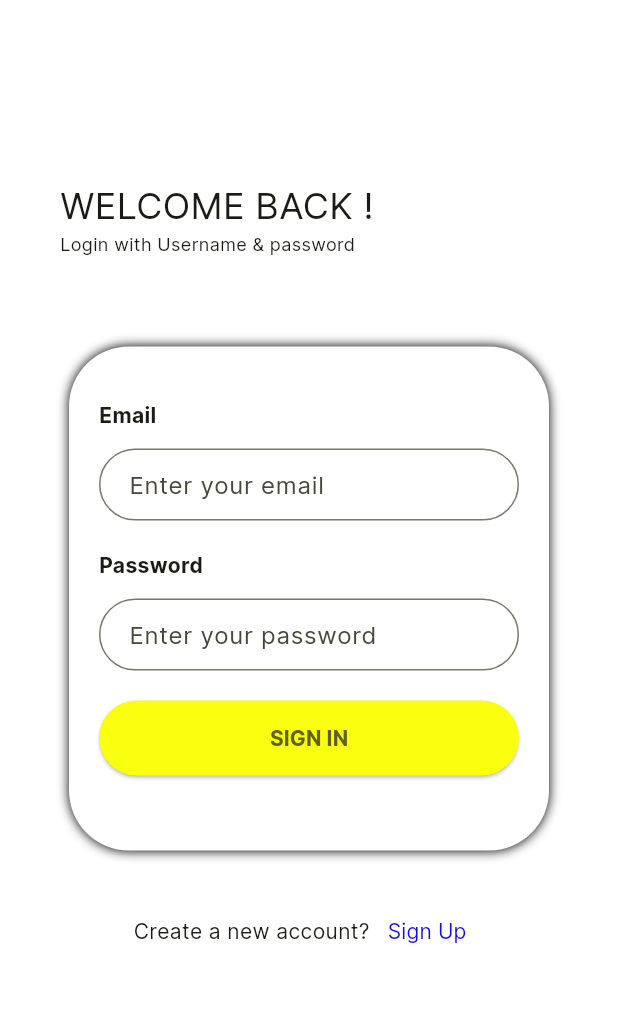
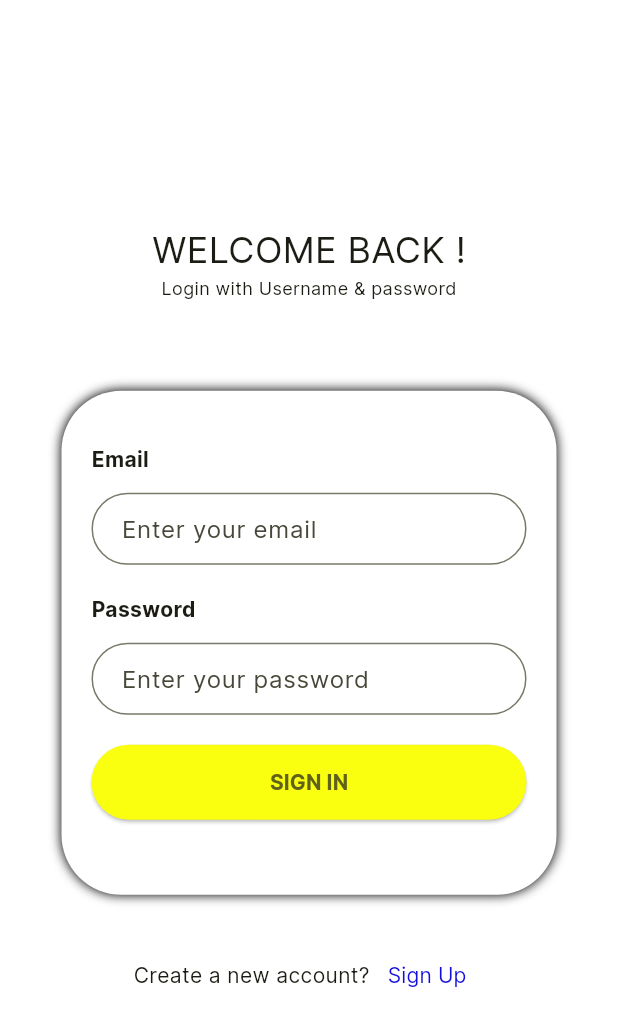
Before and after one commit to syahril22/Simple-E-Commerce-App, a Flutter app: the LoginPage screen opened directly, on a phone screen of 412 x 824 dp. Shown: the top 1026 px of the screen. Run offline on Flutter 3.47's test engine with Material 2 defaults, Android fonts, the light colour scheme and no system bars; our stand-ins replace firebase_auth, firebase_core, salomon_bottom_bar; accounts and stored records are empty.

Commit message:
add to mediaquery

```diff
--- a/lib/main.dart
+++ b/lib/main.dart
@@ -3,17 +3,21 @@ import 'package:ecommerce_ui/pages/welcome_page.dart';
 import 'package:flutter/material.dart';
 // ignore: depend_on_referenced_packages
 import 'package:firebase_core/firebase_core.dart';
+import 'package:flutter/services.dart';
 
 void main() async {
   WidgetsFlutterBinding.ensureInitialized();
   await Firebase.initializeApp(
     options: DefaultFirebaseOptions.currentPlatform,
   );
-  runApp(const MainApp());
+
+  // fix mode potret
+  SystemChrome.setPreferredOrientations([DeviceOrientation.portraitUp]);
+  runApp(const MyApp());
 }
 
-class MainApp extends StatelessWidget {
-  const MainApp({super.key});
+class MyApp extends StatelessWidget {
+  const MyApp({super.key});
 
   @override
   Widget build(BuildContext context) {
--- a/lib/pages/login_page.dart
+++ b/lib/pages/login_page.dart
@@ -48,26 +48,24 @@ class _LoginPageState extends State<LoginPage> {
   Widget build(BuildContext context) {
     return Scaffold(
       backgroundColor: Colors.white,
-      body: SafeArea(
-        child: isLoading
-            ? const Center(child: CircularProgressIndicator())
-            : SingleChildScrollView(
-                child: SingleChildScrollView(
+      body: Center(
+        child: SafeArea(
+          child: isLoading
+              ? const Center(child: CircularProgressIndicator())
+              : SingleChildScrollView(
                   child: Padding(
-                    padding: const EdgeInsets.symmetric(
-                        vertical: 120, horizontal: 15),
+                    padding: const EdgeInsets.symmetric(horizontal: 15),
                     child: Column(
                       mainAxisAlignment: MainAxisAlignment.center,
                       children: [
                         Form(
                           key: _formKey,
                           child: const Align(
-                            alignment: Alignment.centerLeft,
                             child: Padding(
                               padding: EdgeInsets.symmetric(horizontal: 25),
                               child: Form(
                                 child: Column(
-                                  crossAxisAlignment: CrossAxisAlignment.start,
+                                  crossAxisAlignment: CrossAxisAlignment.center,
                                   children: [
                                     Text(
                                       "WELCOME BACK !",
@@ -94,7 +92,7 @@ class _LoginPageState extends State<LoginPage> {
                         ),
                         Container(
                           height: 336,
-                          width: 320,
+                          width: 330,
                           decoration: BoxDecoration(
                               color: Colors.white,
                               borderRadius: BorderRadius.circular(40),
@@ -190,7 +188,7 @@ class _LoginPageState extends State<LoginPage> {
                                 ),
                                 SizedBox(
                                   height: 50,
-                                  width: 290,
+                                  width: MediaQuery.of(context).size.width,
                                   child: ElevatedButton(
                                     onPressed: () {
                                       if (_formKey.currentState!.validate()) {
@@ -247,7 +245,7 @@ class _LoginPageState extends State<LoginPage> {
                     ),
                   ),
                 ),
-              ),
+        ),
       ),
     );
   }
```
Also changed, not shown: lib/pages/signup_page.dart (+3 -7 lines), 1 other file.
